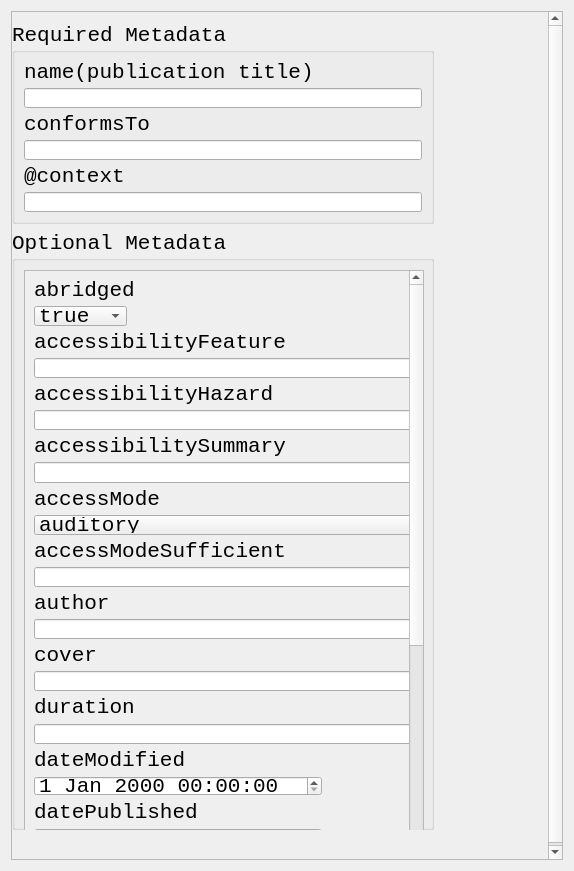
Before: the Qt Designer form publicationmanifest.ui in SkyrookieYu/AEditor, drawn with Qt 5.
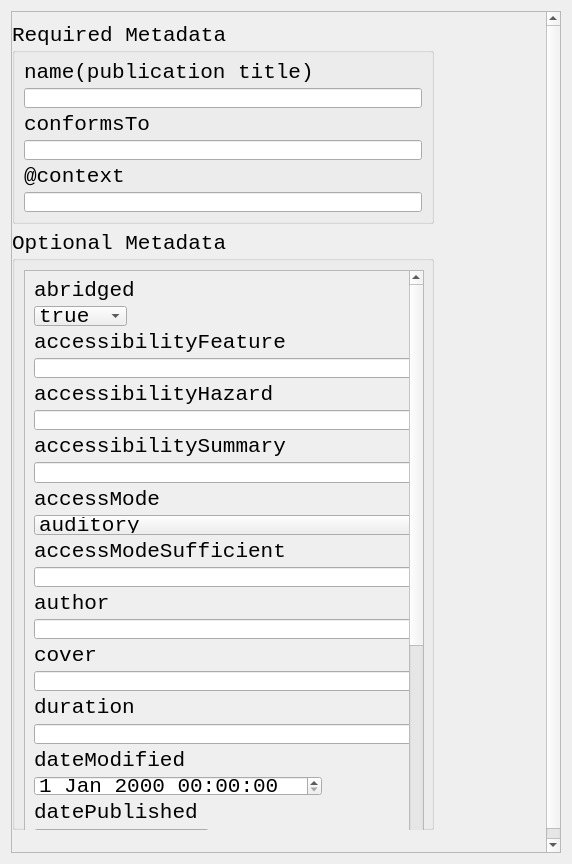
After: the same form once the commit is applied. Custom widgets are drawn as their Qt base class.

Commit message: 1. Add save functionality in Audiobook class 2. More interaction bwt widgets need to be added(duration, cover)

The edit to the form file:
```diff
--- a/publicationmanifest.ui
+++ b/publicationmanifest.ui
@@ -6,8 +6,8 @@
    <rect>
     <x>0</x>
     <y>0</y>
-    <width>574</width>
-    <height>871</height>
+    <width>572</width>
+    <height>864</height>
    </rect>
   </property>
   <property name="windowTitle">
@@ -30,8 +30,8 @@
        <rect>
         <x>0</x>
         <y>0</y>
-        <width>560</width>
-        <height>857</height>
+        <width>558</width>
+        <height>850</height>
        </rect>
       </property>
       <property name="minimumSize">
@@ -370,9 +370,6 @@
                  </property>
                 </widget>
                </item>
-               <item row="21" column="0">
-                <widget class="QDateTimeEdit" name="dateTimeEdit_datePublished"/>
-               </item>
                <item row="22" column="0">
                 <widget class="QLabel" name="label_id">
                  <property name="text">
@@ -629,6 +626,16 @@
                  </item>
                 </widget>
                </item>
+               <item row="21" column="0">
+                <widget class="QDateEdit" name="dateEdit_datePublished">
+                 <property name="currentSectionIndex">
+                  <number>0</number>
+                 </property>
+                 <property name="timeSpec">
+                  <enum>Qt::LocalTime</enum>
+                 </property>
+                </widget>
+               </item>
               </layout>
              </widget>
             </widget>
```
Left out of the diff: 2 changed lines with no effect on the pictures. The commit also changes 9 other files.
